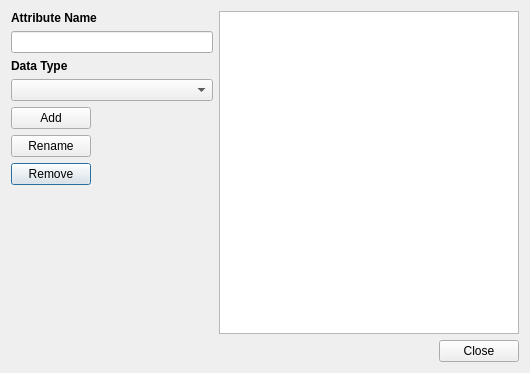
atilm/RequirementsManager, file Application/attributeeditor.ui: the form before one commit.
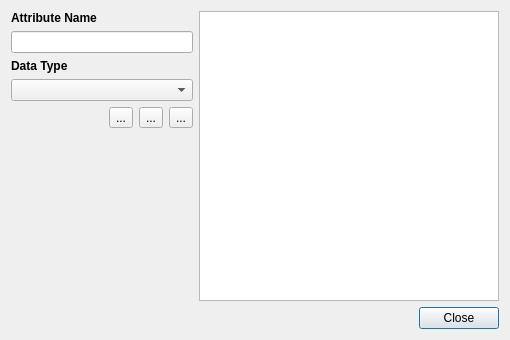
The form after the commit. Icons and pictures are not drawn.

Commit message: Restyled Attribute Editor

```diff
--- a/Application/attributeeditor.ui
+++ b/Application/attributeeditor.ui
@@ -6,30 +6,19 @@
    <rect>
     <x>0</x>
     <y>0</y>
-    <width>530</width>
-    <height>373</height>
+    <width>510</width>
+    <height>340</height>
    </rect>
   </property>
   <property name="windowTitle">
    <string>Dialog</string>
   </property>
+  <layout class="QVBoxLayout" name="verticalLayout_2">
+   <item>
+    <layout class="QHBoxLayout" name="horizontalLayout_2">
+     <item>
   <layout class="QVBoxLayout" name="verticalLayout">
    <item>
-    <layout class="QGridLayout" name="gridLayout">
-     <item row="8" column="0">
-      <spacer name="verticalSpacer">
-       <property name="orientation">
-        <enum>Qt::Vertical</enum>
-       </property>
-       <property name="sizeHint" stdset="0">
-        <size>
-         <width>20</width>
-         <height>40</height>
-        </size>
-       </property>
-      </spacer>
-     </item>
-     <item row="0" column="0" colspan="2">
       <widget class="QLabel" name="label">
        <property name="font">
         <font>
@@ -42,40 +31,10 @@
        </property>
       </widget>
      </item>
-     <item row="1" column="0" colspan="2">
+       <item>
       <widget class="QLineEdit" name="nameEdit"/>
      </item>
-     <item row="3" column="0" colspan="2">
-      <widget class="QComboBox" name="typeBox"/>
-     </item>
-     <item row="6" column="0">
-      <widget class="QPushButton" name="removeButton">
-       <property name="text">
-        <string>Remove</string>
-       </property>
-      </widget>
-     </item>
-     <item row="4" column="1">
-      <spacer name="horizontalSpacer">
-       <property name="orientation">
-        <enum>Qt::Horizontal</enum>
-       </property>
-       <property name="sizeHint" stdset="0">
-        <size>
-         <width>10</width>
-         <height>20</height>
-        </size>
-       </property>
-      </spacer>
-     </item>
-     <item row="4" column="0">
-      <widget class="QPushButton" name="addButton">
-       <property name="text">
-        <string>Add</string>
-       </property>
-      </widget>
-     </item>
-     <item row="2" column="0" colspan="2">
+       <item>
       <widget class="QLabel" name="label_2">
        <property name="font">
         <font>
@@ -88,20 +47,75 @@
        </property>
       </widget>
      </item>
-     <item row="6" column="1">
-      <spacer name="horizontalSpacer_2">
+       <item>
+        <widget class="QComboBox" name="typeBox"/>
+       </item>
+       <item>
+        <layout class="QHBoxLayout" name="horizontalLayout">
+         <item>
+          <spacer name="horizontalSpacer">
        <property name="orientation">
         <enum>Qt::Horizontal</enum>
        </property>
        <property name="sizeHint" stdset="0">
         <size>
-         <width>10</width>
+             <width>40</width>
          <height>20</height>
         </size>
        </property>
       </spacer>
      </item>
-     <item row="0" column="2" rowspan="9">
+         <item>
+          <widget class="QToolButton" name="addButton">
+           <property name="text">
+            <string>...</string>
+           </property>
+           <property name="icon">
+            <iconset resource="resources.qrc">
+             <normaloff>:/icons/Resources/list-add-3.ico</normaloff>:/icons/Resources/list-add-3.ico</iconset>
+           </property>
+          </widget>
+         </item>
+         <item>
+          <widget class="QToolButton" name="removeButton">
+           <property name="text">
+            <string>...</string>
+           </property>
+           <property name="icon">
+            <iconset resource="resources.qrc">
+             <normaloff>:/icons/Resources/list-remove-5.ico</normaloff>:/icons/Resources/list-remove-5.ico</iconset>
+           </property>
+          </widget>
+         </item>
+         <item>
+          <widget class="QToolButton" name="renameButton">
+           <property name="text">
+            <string>...</string>
+           </property>
+           <property name="icon">
+            <iconset resource="resources.qrc">
+             <normaloff>:/icons/Resources/edit-rename.ico</normaloff>:/icons/Resources/edit-rename.ico</iconset>
+           </property>
+          </widget>
+         </item>
+        </layout>
+       </item>
+       <item>
+        <spacer name="verticalSpacer_2">
+         <property name="orientation">
+          <enum>Qt::Vertical</enum>
+         </property>
+         <property name="sizeHint" stdset="0">
+          <size>
+           <width>20</width>
+           <height>40</height>
+          </size>
+         </property>
+        </spacer>
+       </item>
+      </layout>
+     </item>
+     <item>
       <widget class="QTableView" name="tableView">
        <property name="minimumSize">
         <size>
@@ -111,26 +125,6 @@
        </property>
       </widget>
      </item>
-     <item row="5" column="0">
-      <widget class="QPushButton" name="renameButton">
-       <property name="text">
-        <string>Rename</string>
-       </property>
-      </widget>
-     </item>
-     <item row="5" column="1">
-      <spacer name="horizontalSpacer_3">
-       <property name="orientation">
-        <enum>Qt::Horizontal</enum>
-       </property>
-       <property name="sizeHint" stdset="0">
-        <size>
-         <width>40</width>
-         <height>20</height>
-        </size>
-       </property>
-      </spacer>
-     </item>
     </layout>
    </item>
    <item>
```
Left out of the diff: 4 changed lines with no effect on the pictures. Lines whose indentation alone changed are shown as unchanged.
